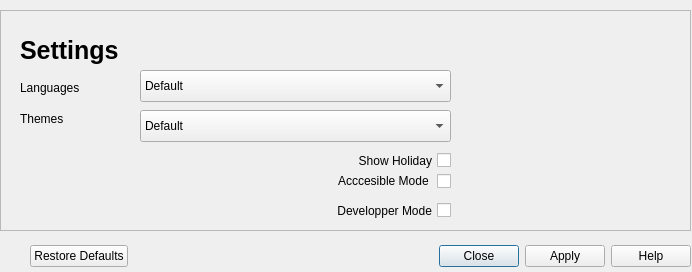
Before: the Qt Designer form src/settingDialog.ui in xgui4/LCE-Qt-Launcher, drawn with Qt 5.
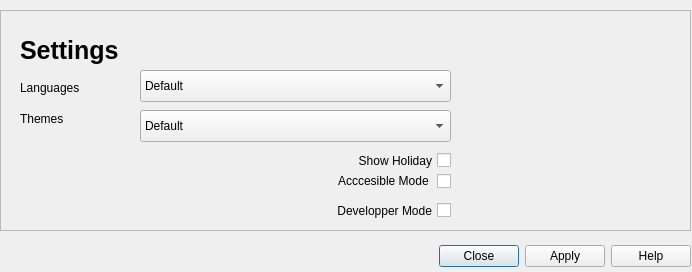
After: the same form once the commit is applied. Icons and pictures are not drawn.

```diff
--- a/src/settingDialog.ui
+++ b/src/settingDialog.ui
@@ -16,9 +16,9 @@
   <widget class="QDialogButtonBox" name="settingsOptions">
    <property name="geometry">
     <rect>
-     <x>30</x>
+     <x>430</x>
      <y>240</y>
-     <width>661</width>
+     <width>261</width>
      <height>32</height>
     </rect>
    </property>
@@ -26,7 +26,7 @@
     <enum>Qt::Orientation::Horizontal</enum>
    </property>
    <property name="standardButtons">
-    <set>QDialogButtonBox::StandardButton::Apply|QDialogButtonBox::StandardButton::Close|QDialogButtonBox::StandardButton::Help|QDialogButtonBox::StandardButton::RestoreDefaults</set>
+    <set>QDialogButtonBox::StandardButton::Apply|QDialogButtonBox::StandardButton::Close|QDialogButtonBox::StandardButton::Help</set>
    </property>
   </widget>
   <widget class="QFrame" name="frame">
```
